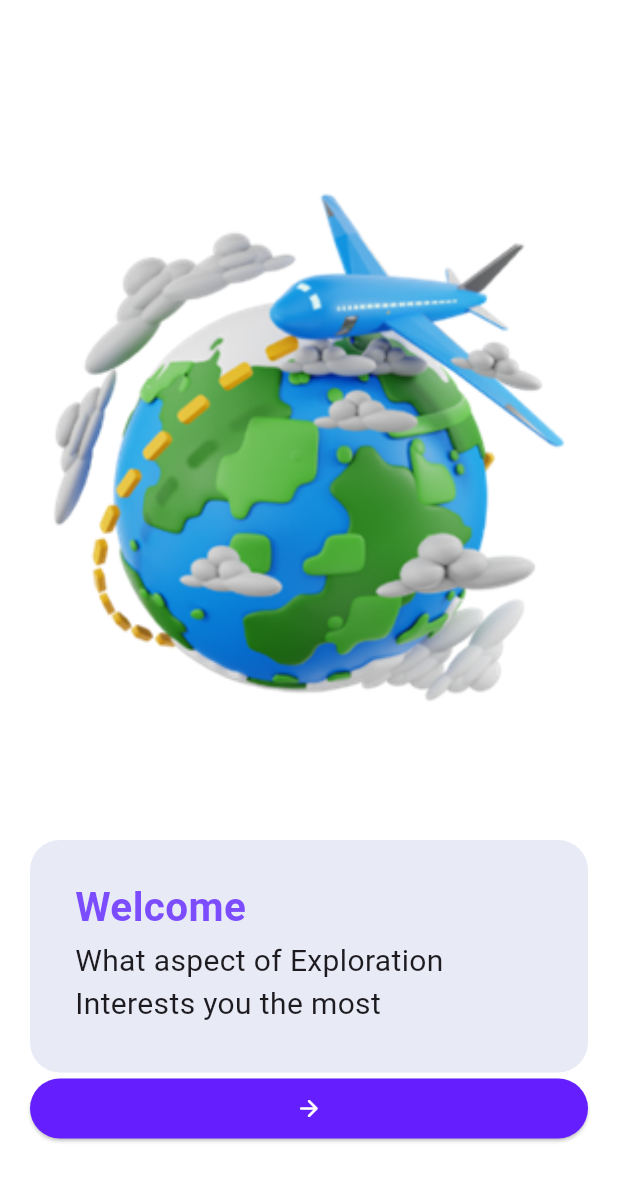
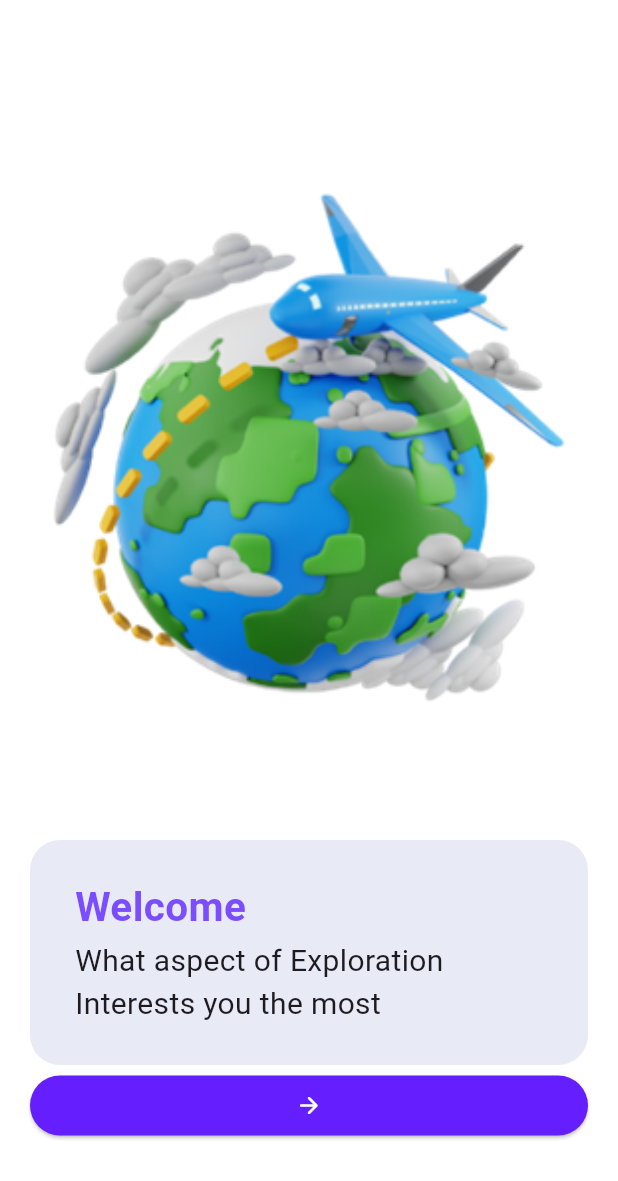
Before and after one commit to Mothi24/intern_assignment1, a Flutter app: the screen it shows after launch, on a phone screen of 412 x 824 dp. Shown: the top 1181 px of the screen. Run offline on Flutter 3.47's test engine with Material 3 defaults, Android fonts, the phone set to English and light mode, and no system bars.

Commit message:
Update onboard_screen.dart

```diff
--- a/lib/screens/onboard_screen.dart
+++ b/lib/screens/onboard_screen.dart
@@ -28,10 +28,8 @@ class OnboardScreen extends StatelessWidget {
               ),
               const SizedBox(height: 10.0,),
               Container(
-                height: 155.0,
-                child: Expanded(
-                  flex: 1,
-                  child : Container(
+                height: 150.0,
+                child: Container(
                   height: 25.0,
                   decoration: BoxDecoration(
                     color: Colors.indigo[50],
@@ -63,7 +61,7 @@ class OnboardScreen extends StatelessWidget {
                   ),
                 ),
               ),
-              ),
+              SizedBox(height: 3.0,),
               SizedBox(
                 width: 50.0,
                 child: ElevatedButton(
```
Lines whose indentation alone changed are shown as unchanged.
